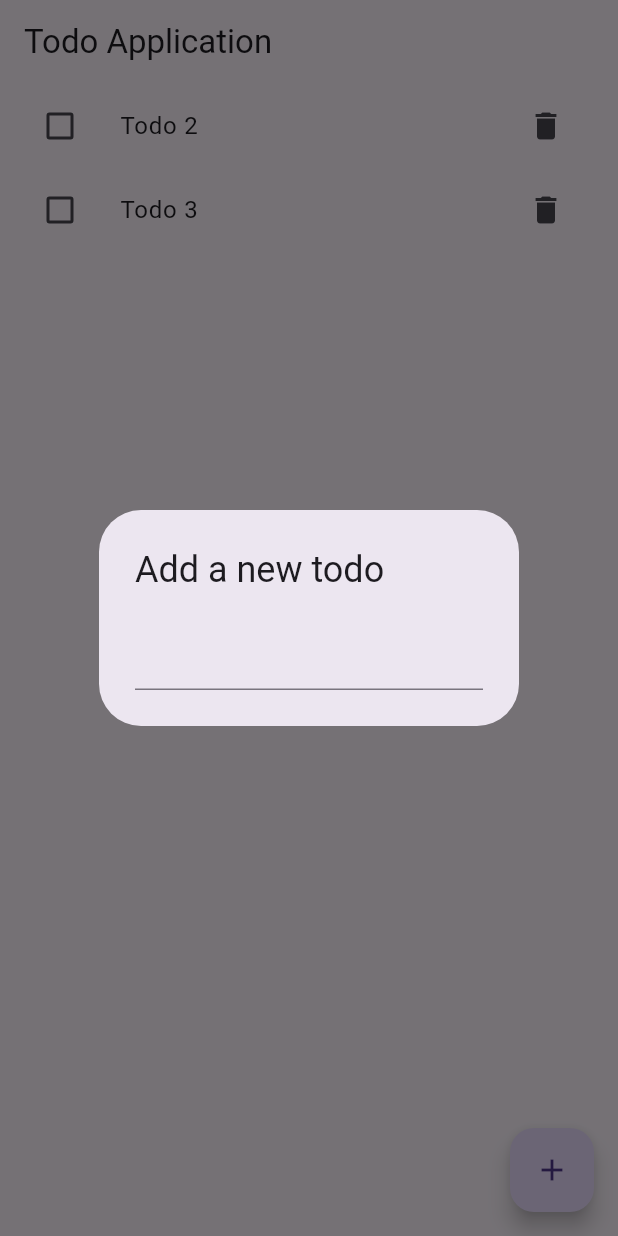
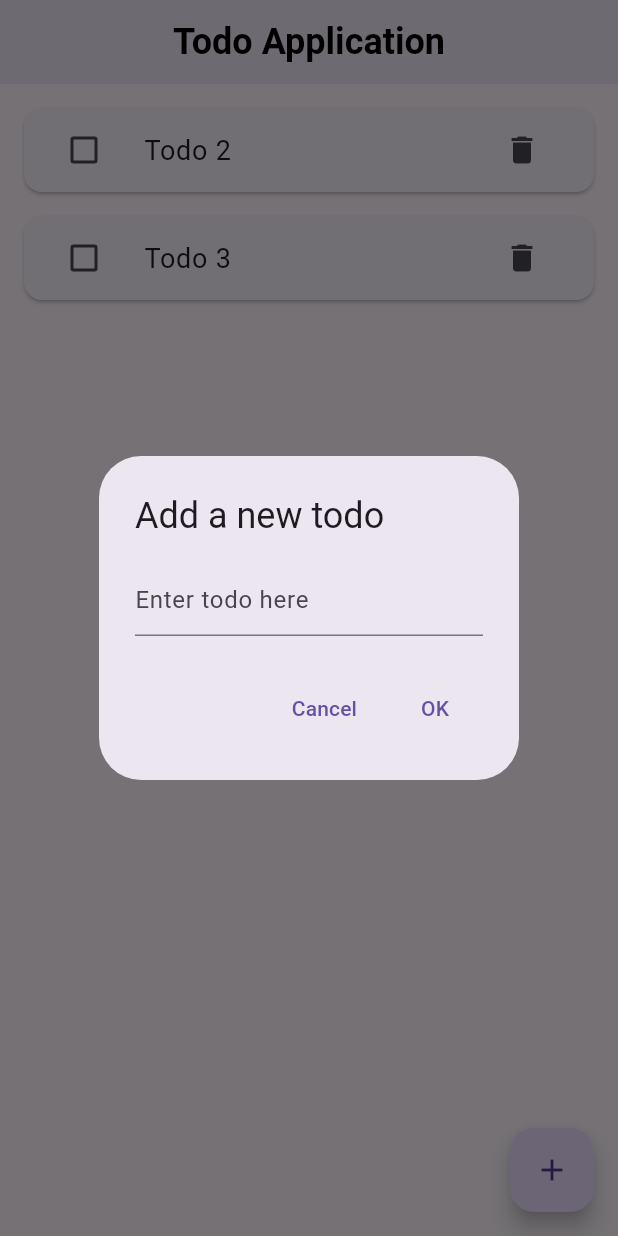
Before and after one commit to FlutterOrebro/meetup_project_createlist, a Flutter app: the screen it shows after launch, after a tap on the "delete" icon, after a tap on the "add" icon, on a phone screen of 412 x 824 dp. Run offline on Flutter 3.47's test engine with Material 3 defaults, Android fonts, the light colour scheme and no system bars.

Commit message:
refactored and added new styling

```diff
--- a/lib/main.dart
+++ b/lib/main.dart
@@ -7,17 +7,19 @@ class ListApp extends StatelessWidget {
 
   @override
   Widget build(BuildContext context) {
-    return const MaterialApp(
+    return MaterialApp(
       title: 'Todo Application',
-      home: Todolist(title: 'Todo Application'),
+      theme: ThemeData(
+        primarySwatch: Colors.blue,
+        visualDensity: VisualDensity.adaptivePlatformDensity,
+      ),
+      home: const Todolist(),
     );
   }
 }
 
 class Todolist extends StatefulWidget {
-  const Todolist({Key? key, required this.title}) : super(key: key);
-
-  final String title;
+  const Todolist({Key? key}) : super(key: key);
 
   @override
   // ignore: library_private_types_in_public_api
@@ -25,55 +27,90 @@ class Todolist extends StatefulWidget {
 }
 
 class _TodolistState extends State<Todolist> {
-  final List<String> _items = ['Todo 1', 'Todo 2', 'Todo 3'];
-  final List<bool> _checked = [false, false, false];
+  final List<Todo> _todos = [
+    Todo(name: 'Todo 1'),
+    Todo(name: 'Todo 2'),
+    Todo(name: 'Todo 3'),
+  ];
+
+  final TextEditingController _textEditingController = TextEditingController();
 
   void _addItem(String item) {
     setState(() {
-      _items.add(item);
-      _checked.add(false);
+      _todos.add(Todo(name: item));
     });
   }
 
   void _removeItem(int index) {
     setState(() {
-      _items.removeAt(index);
-      _checked.removeAt(index);
+      _todos.removeAt(index);
     });
   }
 
   void _toggleChecked(int index) {
     setState(() {
-      _checked[index] = !_checked[index];
+      _todos[index].isChecked = !_todos[index].isChecked;
     });
   }
 
   Future<void> _displayAddItemDialog(BuildContext context) async {
-    return showDialog(
+    return showDialog<void>(
       context: context,
-        builder: (context) {
+      builder: (BuildContext context) {
         return AlertDialog(
           title: const Text('Add a new todo'),
           content: TextField(
-              onSubmitted: (value) {
-                _addItem(value);
+            controller: _textEditingController,
+            decoration: const InputDecoration(hintText: 'Enter todo here'),
+          ),
+          actions: <Widget>[
+            TextButton(
+              child: const Text('Cancel'),
+              onPressed: () {
                 Navigator.of(context).pop();
+                _textEditingController.clear();
               },
             ),
+            TextButton(
+              child: const Text('OK'),
+              onPressed: () {
+                if (_textEditingController.text.isNotEmpty) {
+                  _addItem(_textEditingController.text);
+                  Navigator.of(context).pop();
+                  _textEditingController.clear();
+                }
+              },
+            ),
+          ],
         );
-        });
+      },
+    );
   }
 
   @override
   Widget build(BuildContext context) {
     return Scaffold(
       appBar: AppBar(
-        title: Text(widget.title),
+        title: const Text('Todo Application'),
+        centerTitle: true,
+        elevation: 4,
+        titleTextStyle: const TextStyle(
+          color: Colors.black,
+          fontSize: 24,
+          fontWeight: FontWeight.bold,
         ),
-      body: ListView.builder(
-        itemCount: _items.length,
-        itemBuilder: (BuildContext context, int index) {
-          return ListTile(
+      ),
+      body: StatefulBuilder(
+        builder: (context, setState) {
+          return ListView.separated(
+            padding: const EdgeInsets.all(16),
+            itemCount: _todos.length,
+            itemBuilder: (context, index) {
+              return InkWell(
+                splashColor: Colors.transparent,
+                child: Card(
+                  margin: const EdgeInsets.only(bottom: 16),
+                  child: ListTile(
                     trailing: IconButton(
                       icon: const Icon(Icons.delete),
                       onPressed: () {
@@ -81,19 +118,27 @@ class _TodolistState extends State<Todolist> {
                       },
                     ),
                     title: Text(
-              _items[index],
+                      _todos[index].name,
                       style: TextStyle(
-                decoration: _checked[index]
+                        decoration: _todos[index].isChecked
                             ? TextDecoration.lineThrough
                             : TextDecoration.none,
+                        fontSize: 18,
                       ),
                     ),
                     leading: Checkbox(
-              value: _checked[index],
-              onChanged: (bool? value) {
+                      value: _todos[index].isChecked,
+                      onChanged: (value) {
                         _toggleChecked(index);
                       },
                     ),
+                  ),
+                ),
+              );
+            },
+            separatorBuilder: (context, index) {
+              return Container();
+            },
           );
         },
       ),
@@ -107,3 +152,10 @@ class _TodolistState extends State<Todolist> {
     );
   }
 }
+
+class Todo {
+  final String name;
+  bool isChecked;
+
+  Todo({required this.name, this.isChecked = false});
+}
```
Also changed, not shown: 2 other files. Lines whose indentation alone changed are shown as unchanged.
